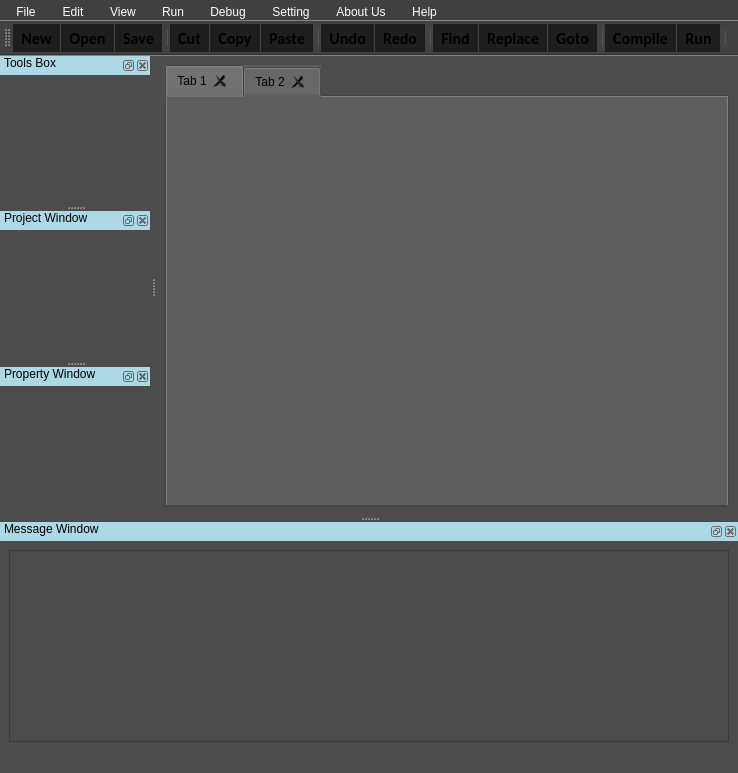
The window that mainForm.ui (Ezapiyallp/Ezapiya-IDE) describes before a commit, drawn with Qt 5.
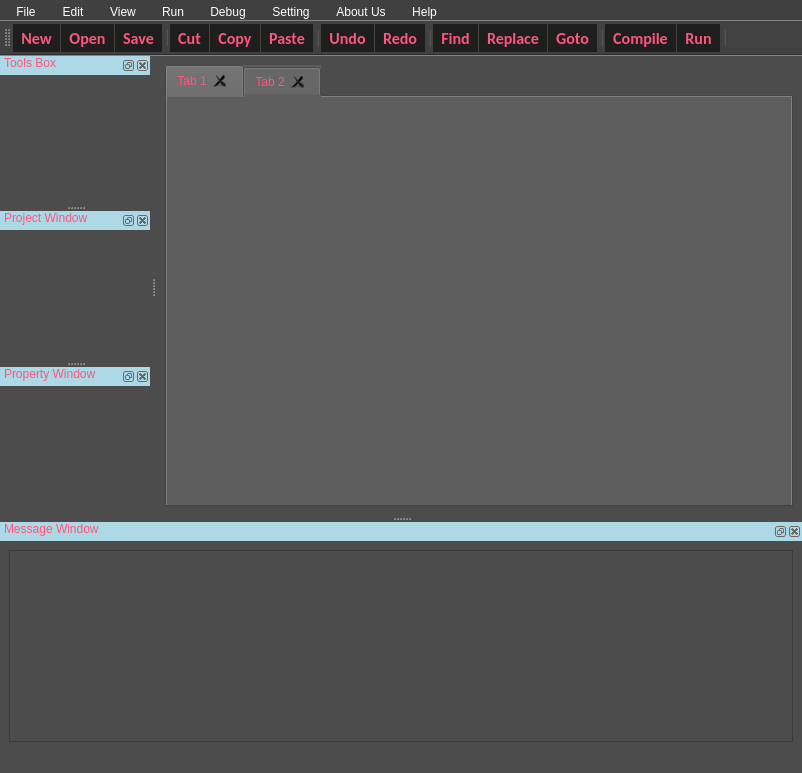
The same window after the commit. Icons and pictures are not drawn.

Commit message: find and replec design

What changed in the file:
```diff
--- a/mainForm.ui
+++ b/mainForm.ui
@@ -6,7 +6,7 @@
    <rect>
     <x>0</x>
     <y>0</y>
-    <width>738</width>
+    <width>802</width>
     <height>773</height>
    </rect>
   </property>
@@ -14,7 +14,8 @@
    <string>MainWindow</string>
   </property>
   <property name="styleSheet">
-   <string notr="true">background-color: rgb(76, 76, 76);</string>
+   <string notr="true">background-color: rgb(76, 76, 76);
+color: rgb(255, 85, 127);</string>
   </property>
   <widget class="QWidget" name="centralwidget">
    <layout class="QHBoxLayout" name="horizontalLayout">
@@ -48,7 +49,7 @@
     <rect>
      <x>0</x>
      <y>0</y>
-     <width>738</width>
+     <width>802</width>
      <height>33</height>
     </rect>
    </property>
@@ -395,6 +396,15 @@
    <property name="palette">
     <palette>
      <active>
+      <colorrole role="WindowText">
+       <brush brushstyle="SolidPattern">
+        <color alpha="255">
+         <red>255</red>
+         <green>85</green>
+         <blue>127</blue>
+        </color>
+       </brush>
+      </colorrole>
       <colorrole role="Button">
        <brush brushstyle="SolidPattern">
         <color alpha="255">
@@ -404,6 +414,24 @@
         </color>
        </brush>
       </colorrole>
+      <colorrole role="Text">
+       <brush brushstyle="SolidPattern">
+        <color alpha="255">
+         <red>255</red>
+         <green>85</green>
+         <blue>127</blue>
+        </color>
+       </brush>
+      </colorrole>
+      <colorrole role="ButtonText">
+       <brush brushstyle="SolidPattern">
+        <color alpha="255">
+         <red>255</red>
+         <green>85</green>
+         <blue>127</blue>
+        </color>
+       </brush>
+      </colorrole>
       <colorrole role="Base">
        <brush brushstyle="SolidPattern">
         <color alpha="255">
@@ -424,6 +452,15 @@
       </colorrole>
      </active>
      <inactive>
+      <colorrole role="WindowText">
+       <brush brushstyle="SolidPattern">
+        <color alpha="255">
+         <red>255</red>
+         <green>85</green>
+         <blue>127</blue>
+        </color>
+       </brush>
+      </colorrole>
       <colorrole role="Button">
        <brush brushstyle="SolidPattern">
         <color alpha="255">
@@ -433,6 +470,24 @@
         </color>
        </brush>
       </colorrole>
+      <colorrole role="Text">
+       <brush brushstyle="SolidPattern">
+        <color alpha="255">
+         <red>255</red>
+         <green>85</green>
+         <blue>127</blue>
+        </color>
+       </brush>
+      </colorrole>
+      <colorrole role="ButtonText">
+       <brush brushstyle="SolidPattern">
+        <color alpha="255">
+         <red>255</red>
+         <green>85</green>
+         <blue>127</blue>
+        </color>
+       </brush>
+      </colorrole>
       <colorrole role="Base">
        <brush brushstyle="SolidPattern">
         <color alpha="255">
@@ -453,6 +508,15 @@
       </colorrole>
      </inactive>
      <disabled>
+      <colorrole role="WindowText">
+       <brush brushstyle="SolidPattern">
+        <color alpha="255">
+         <red>255</red>
+         <green>85</green>
+         <blue>127</blue>
+        </color>
+       </brush>
+      </colorrole>
       <colorrole role="Button">
        <brush brushstyle="SolidPattern">
         <color alpha="255">
@@ -462,6 +526,24 @@
         </color>
        </brush>
       </colorrole>
+      <colorrole role="Text">
+       <brush brushstyle="SolidPattern">
+        <color alpha="255">
+         <red>255</red>
+         <green>85</green>
+         <blue>127</blue>
+        </color>
+       </brush>
+      </colorrole>
+      <colorrole role="ButtonText">
+       <brush brushstyle="SolidPattern">
+        <color alpha="255">
+         <red>255</red>
+         <green>85</green>
+         <blue>127</blue>
+        </color>
+       </brush>
+      </colorrole>
       <colorrole role="Base">
        <brush brushstyle="SolidPattern">
         <color alpha="255">
```
The commit also changes 2 other files.
